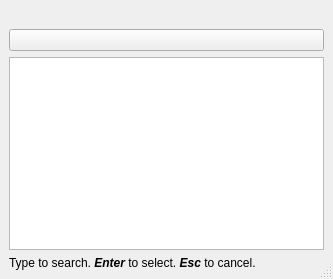
The window that Qt/Widgets/Resources/UI/pqQuickLaunchDialog.ui (Kitware/ParaView) describes before a commit, drawn with Qt 5.
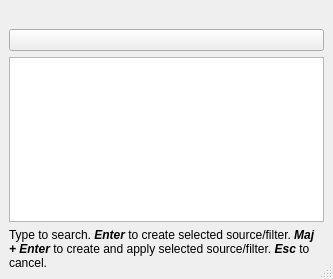
The same window after the commit.

What changed in the file:
```diff
--- a/Qt/Widgets/Resources/UI/pqQuickLaunchDialog.ui
+++ b/Qt/Widgets/Resources/UI/pqQuickLaunchDialog.ui
@@ -49,7 +49,7 @@
    <item>
     <widget class="QLabel" name="label">
      <property name="text">
-      <string>&lt;html&gt;&lt;head/&gt;&lt;body&gt;&lt;p&gt;Type to search. &lt;span style=&quot; font-weight:600; font-style:italic;&quot;&gt;Enter&lt;/span&gt; to select. &lt;span style=&quot; font-weight:600; font-style:italic;&quot;&gt;Esc &lt;/span&gt;to cancel.&lt;/p&gt;&lt;/body&gt;&lt;/html&gt;</string>
+      <string>&lt;html&gt;&lt;head/&gt;&lt;body&gt;&lt;p&gt;Type to search. &lt;span style=&quot; font-weight:600; font-style:italic;&quot;&gt;Enter&lt;/span&gt; to create selected source/filter. &lt;span style=&quot; font-weight:600; font-style:italic;&quot;&gt;Maj + Enter&lt;/span&gt; to create and apply selected source/filter. &lt;span style=&quot; font-weight:600; font-style:italic;&quot;&gt;Esc &lt;/span&gt;to cancel.&lt;/p&gt;&lt;/body&gt;&lt;/html&gt;</string>
      </property>
      <property name="wordWrap">
       <bool>true</bool>
```
